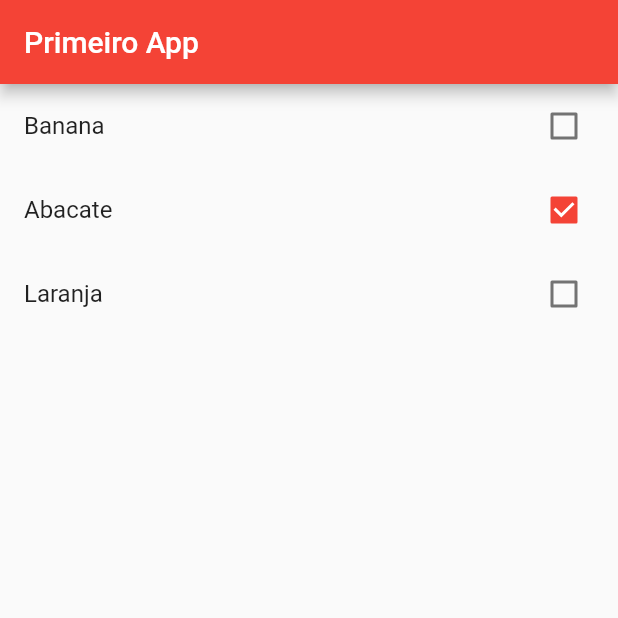
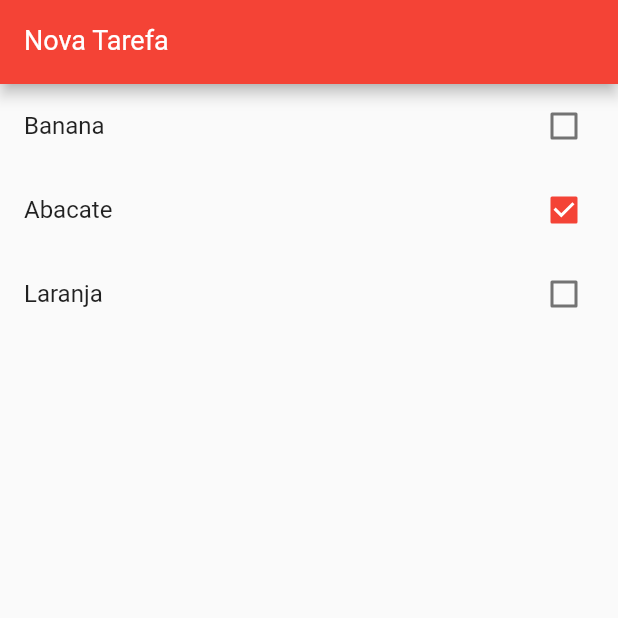
Before and after one commit to YtalloLima/flutter_primeiroApp, a Flutter app: the screen it shows after launch, on a phone screen of 412 x 824 dp, the top half of it. Run offline on Flutter 3.47's test engine with Material 2 defaults, Android fonts, the phone set to English and light mode, and no system bars.

Commit message:
app bar alterações

```diff
--- a/testando/lib/main.dart
+++ b/testando/lib/main.dart
@@ -32,11 +32,19 @@ class HomePage extends StatefulWidget {
 }
 
 class _HomePageState extends State<HomePage> {
+  var newTaskCtrl = TextEditingController();
   @override
   Widget build(BuildContext context) {
     return Scaffold(
         appBar: AppBar(
-          title: Text("Primeiro App"),
+          title: TextFormField(
+            controller: newTaskCtrl,
+            keyboardType: TextInputType.text,
+            style: TextStyle(color: Colors.white, fontSize: 18),
+            decoration: InputDecoration(
+                labelText: "Nova Tarefa",
+                labelStyle: TextStyle(color: Colors.white)),
+          ),
         ),
         body: ListView.builder(
           itemCount: widget.items.length, //pega a lista de items criados acima
```
